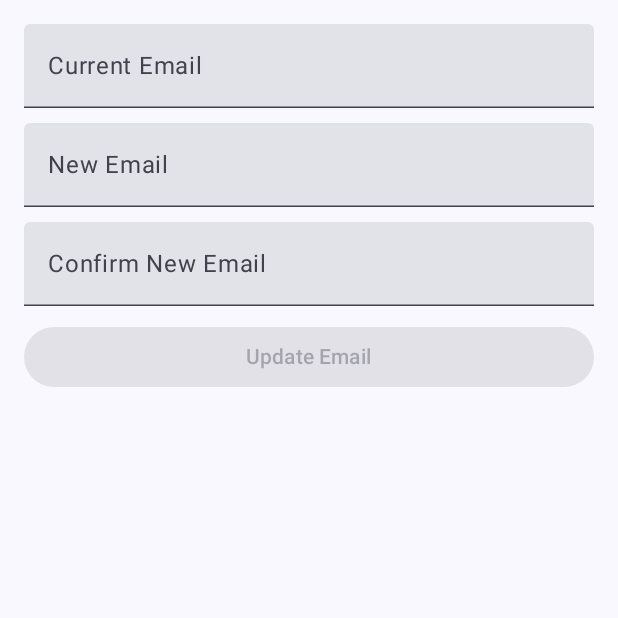
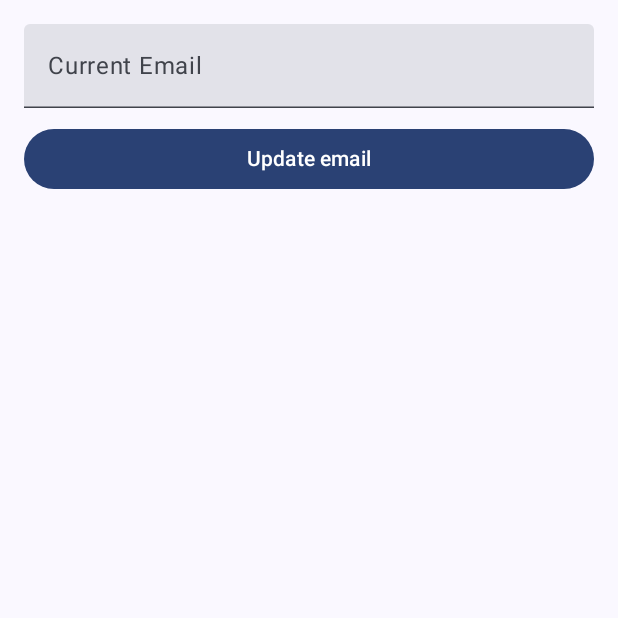
Before and after one commit to LabMember004/Movies, an Android app built with Jetpack Compose: the composable UpdateEmailScreen shown on its own in the app's theme, on a phone screen of 412 x 824 dp, the top half of it. Run offline under Robolectric (Android 15) with nearby library versions, the phone set to English and light mode, and no system bars; our stand-ins replace Dagger/Hilt's generated code; libraries missing offline, so code that uses them is left out: com.example.domain.

Commit message:
Update the email works, but it will still give you error in the message

```diff
--- a/data/src/main/java/com/example/data/repository/UserRepositoryImpl.kt
+++ b/data/src/main/java/com/example/data/repository/UserRepositoryImpl.kt
@@ -59,7 +59,6 @@ class UserRepositoryImpl @Inject constructor(
         return try {
             val updateEmailRequestDTO = updateEmailRequest.toUpdateEmailRequestDTO()
 
-            // Call the API to update email
             val response = movieApiService.updateEmail(updateEmailRequestDTO)
 
             if (response.isSuccessful) {
@@ -70,11 +69,9 @@ class UserRepositoryImpl @Inject constructor(
                 Result.failure(Exception("Error: ${response.message()}"))
             }
         } catch (e: retrofit2.HttpException) {
-            // Handle HTTP exception (e.g., 404, 500 errors)
             val errorBody = e.response()?.errorBody()?.string()
             Result.failure(Exception(errorBody ?: "Unknown HTTP error"))
         } catch (e: Exception) {
-            // Handle other exceptions (e.g., network failure, parsing errors)
             Result.failure(e)
         }
     }
--- a/domain/src/main/java/com/example/domain/useCase/UpdateEmailUseCase.kt
+++ b/domain/src/main/java/com/example/domain/useCase/UpdateEmailUseCase.kt
@@ -9,9 +9,9 @@ class UpdateEmailUseCase @Inject constructor(
     private val userRepository: UserRepository
 ) {
 
-    suspend operator fun invoke(updateEmailRequest: UpdateEmailRequest): Result<UpdateEmailResponse> {
+    suspend operator fun invoke(updateEmailRequest: UpdateEmailRequest, token: String): Result<UpdateEmailResponse> {
         return try {
-            userRepository.updateEmail(updateEmailRequest)
+           userRepository.updateEmail(updateEmailRequest)
         } catch (e: Exception) {
             Result.failure(e)
         }
--- a/presentation/src/main/java/com/example/presentation/MovieApp.kt
+++ b/presentation/src/main/java/com/example/presentation/MovieApp.kt
@@ -88,7 +88,7 @@ fun MovieApp() {
             }
 
             composable(route = Screen.UpdateEmail.route) {
-                UpdateEmailScreen()
+                UpdateEmailScreen(navController = navController)
             }
 
         }
--- a/presentation/src/main/java/com/example/presentation/ProfileScreen/ProfileSetting/UpdateEmail/UpdateEmailScreen.kt
+++ b/presentation/src/main/java/com/example/presentation/ProfileScreen/ProfileSetting/UpdateEmail/UpdateEmailScreen.kt
@@ -5,15 +5,14 @@ import androidx.compose.material3.*
 import androidx.compose.runtime.*
 import androidx.hilt.navigation.compose.hiltViewModel
 import androidx.compose.ui.Modifier
+import androidx.compose.ui.graphics.Color
 import androidx.compose.ui.unit.dp
+import androidx.navigation.NavController
 
 @Composable
-fun UpdateEmailScreen(viewModel: UpdateEmailViewModel = hiltViewModel()) {
-    var currentEmail by remember { mutableStateOf("") }
-    var newEmail by remember { mutableStateOf("") }
-    var confirmNewEmail by remember { mutableStateOf("") }
-
-    val updateEmailResult by viewModel.updateEmailResult.collectAsState()
+fun UpdateEmailScreen(viewModel: UpdateEmailViewModel = hiltViewModel(), navController: NavController) {
+    var email by remember { mutableStateOf("") }
+    var message by remember { mutableStateOf("") }
 
     Column(
         modifier = Modifier
@@ -22,39 +21,38 @@ fun UpdateEmailScreen(viewModel: UpdateEmailViewModel = hiltViewModel()) {
         verticalArrangement = Arrangement.spacedBy(10.dp)
     ) {
         TextField(
-            value = currentEmail,
-            onValueChange = { currentEmail = it },
+            value = email,
+            onValueChange = { email = it },
             label = { Text("Current Email") },
             modifier = Modifier.fillMaxWidth()
         )
 
-        TextField(
-            value = newEmail,
-            onValueChange = { newEmail = it },
-            label = { Text("New Email") },
-            modifier = Modifier.fillMaxWidth()
-        )
-
-        TextField(
-            value = confirmNewEmail,
-            onValueChange = { confirmNewEmail = it },
-            label = { Text("Confirm New Email") },
-            modifier = Modifier.fillMaxWidth()
-        )
+        // Show the success message in green and error message in red
+        if (message.isNotEmpty()) {
+            val messageColor = if (message.startsWith("Success")) Color.Green else Color.Red
+            Text(text = message, color = messageColor)
+        }
 
         Button(
-            onClick = { viewModel.updateEmail(newEmail) },
-            modifier = Modifier.fillMaxWidth(),
-            enabled = newEmail.isNotBlank() && newEmail == confirmNewEmail
+            onClick = {
+                if (email.isNotEmpty()) {
+                    // Call the ViewModel to update the email
+                    viewModel.updateEmail(email) { isSuccess, responseMessage ->
+                        if (isSuccess) {
+                            message = "Success: Email successfully changed"
+                            // Use the `navController` to navigate to the profile screen after update
+                            navController.navigate("profile")
+                        } else {
+                            message = responseMessage
+                        }
+                    }
+                } else {
+                    message = "Email is required"
+                }
+            },
+            modifier = Modifier.fillMaxWidth()
         ) {
-            Text("Update Email")
-        }
-
-
-        updateEmailResult.getOrNull()?.let {
-            Text("Email updated successfully: ${it.message}", color = MaterialTheme.colorScheme.primary)
-        } ?: updateEmailResult.exceptionOrNull()?.let {
-            Text("Error: ${it.message}", color = MaterialTheme.colorScheme.error)
+            Text(text = "Update email")
         }
     }
 }
--- a/presentation/src/main/java/com/example/presentation/ProfileScreen/Register/RegisterPageScreen.kt
+++ b/presentation/src/main/java/com/example/presentation/ProfileScreen/Register/RegisterPageScreen.kt
@@ -123,7 +123,6 @@ fun ProfilePageScreen(
 
             Spacer(modifier = Modifier.height(16.dp))
 
-            // Register Button
             Button(
                 onClick = {
                     if (isRegistering) return@Button
```
Also changed, not shown: presentation/src/main/java/com/example/presentation/ProfileScreen/ProfileSetting/UpdateEmail/UpdateEmailViewModel.kt (+19 -12 lines).
